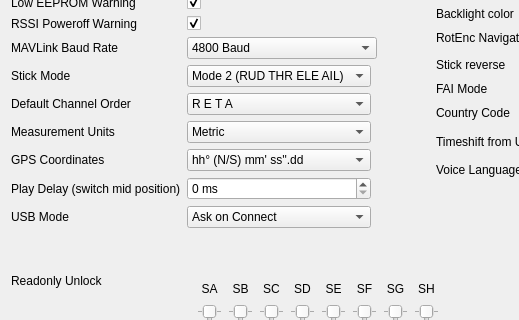
Qt form companion/src/generaledit/generalsetup.ui (opentx/opentx) before a commit; both pictures show x 0 to 519 and y 356 to 676 of the 809 by 801 pixel window.
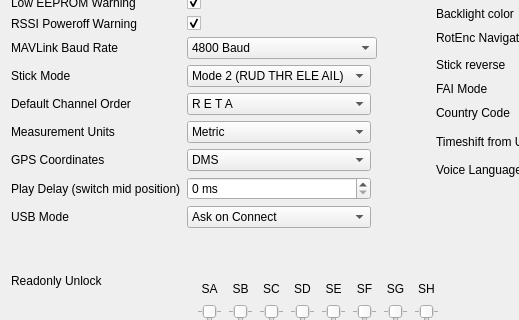
The same form after that commit.

Commit message: Align cpn gps coords format choices to radio

The edit to the form file:
```diff
--- a/companion/src/generaledit/generalsetup.ui
+++ b/companion/src/generaledit/generalsetup.ui
@@ -1437,7 +1437,7 @@
       <widget class="QComboBox" name="gpsFormatCB">
        <item>
         <property name="text">
-         <string>hh° (N/S) mm' ss''.dd</string>
+         <string>DMS</string>
         </property>
        </item>
        <item>
```
